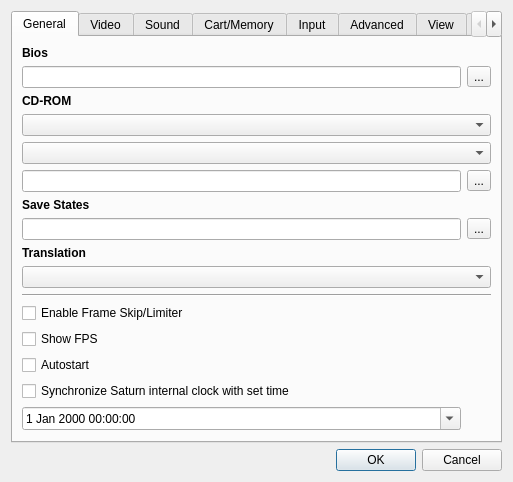
Above: yabause/src/qt/ui/UISettings.ui from Yabause/yabause before the change. Below: the same form after it.
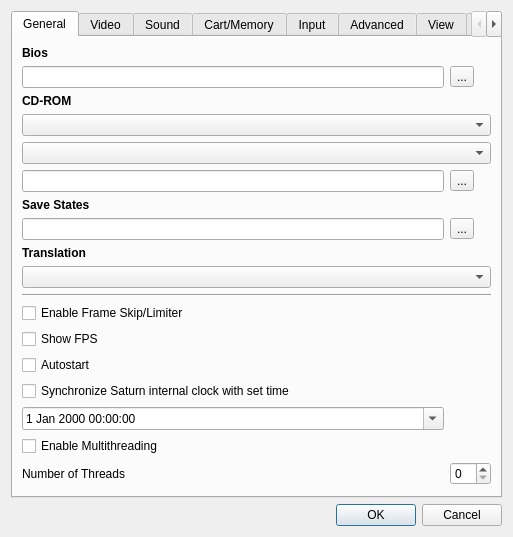
That is the form after the change. Custom widgets are drawn as their Qt base class.

Commit message: Added VDP threading option to Qt port. By default it tries to use as many threads as available.

```diff
--- a/yabause/src/qt/ui/UISettings.ui
+++ b/yabause/src/qt/ui/UISettings.ui
@@ -7,7 +7,7 @@
     <x>0</x>
     <y>0</y>
     <width>513</width>
-    <height>451</height>
+    <height>500</height>
    </rect>
   </property>
   <property name="windowTitle">
@@ -24,6 +24,13 @@
        <string>General</string>
       </attribute>
       <layout class="QGridLayout" name="gridLayout1">
+       <item row="19" column="0">
+        <widget class="QCheckBox" name="cbEnableMultiThreading">
+         <property name="text">
+          <string>Enable Multithreading</string>
+         </property>
+        </widget>
+       </item>
        <item row="17" column="0">
         <widget class="QCheckBox" name="cbClockSync">
          <property name="text">
@@ -31,7 +38,7 @@
          </property>
         </widget>
        </item>
-       <item row="19" column="0">
+       <item row="21" column="0">
         <spacer>
          <property name="orientation">
           <enum>Qt::Vertical</enum>
@@ -189,6 +196,16 @@
          </property>
         </widget>
        </item>
+       <item row="20" column="0">
+        <widget class="QLabel" name="label_2">
+         <property name="text">
+          <string>Number of Threads</string>
+         </property>
+        </widget>
+       </item>
+       <item row="20" column="1">
+        <widget class="QSpinBox" name="sbNumberOfThreads"/>
+       </item>
       </layout>
      </widget>
      <widget class="QWidget" name="wVideo">
```
The commit also changes 6 other files.
